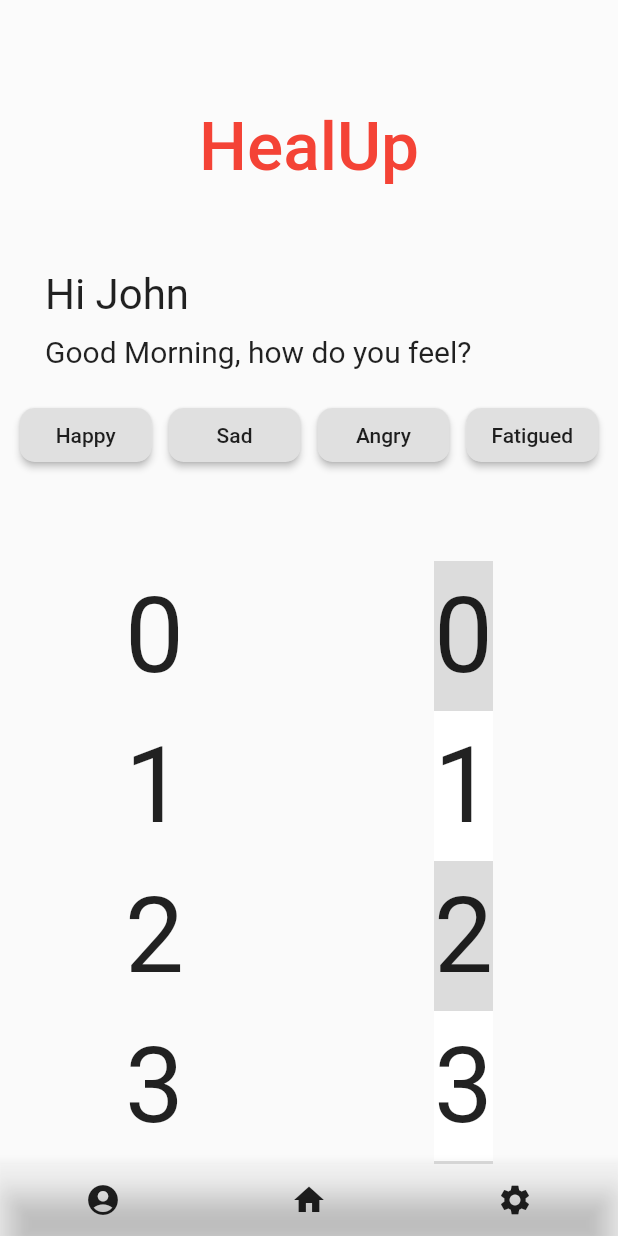
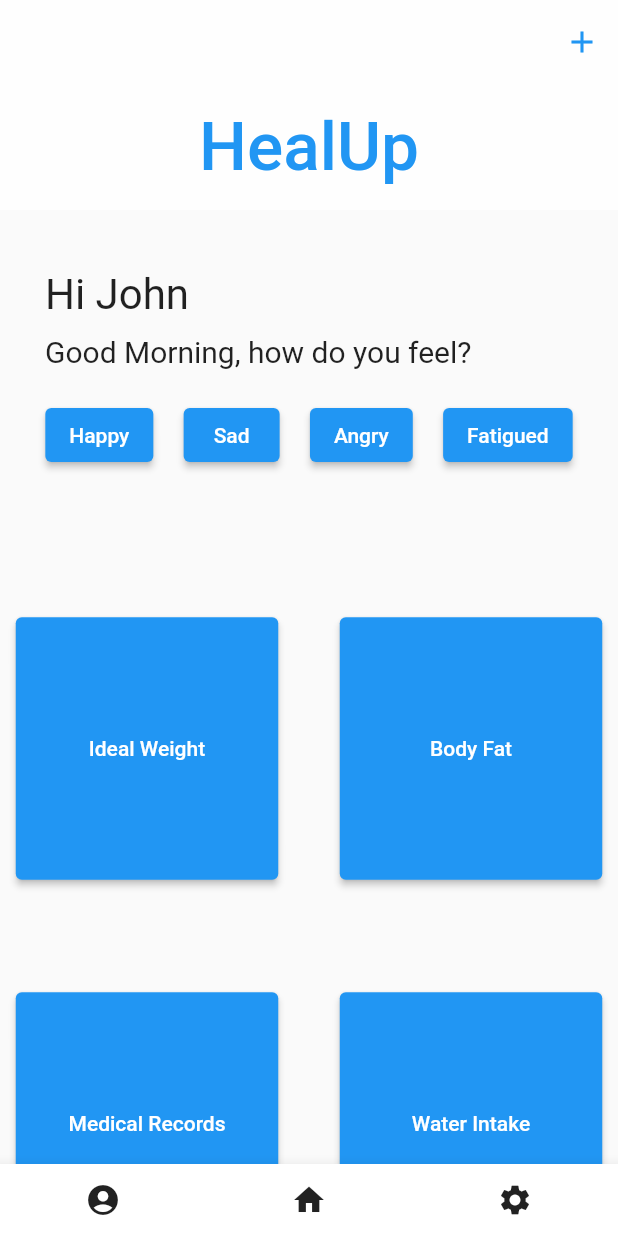
Before and after one commit to abhin-deb02/health_app, a Flutter app: the screen it shows after launch, on a phone screen of 412 x 824 dp. Run offline on Flutter 3.47's test engine with Material 2 defaults, Android fonts, the light colour scheme and no system bars.

Commit message:
Main Page Modified #2

```diff
--- a/lib/main.dart
+++ b/lib/main.dart
@@ -36,14 +36,13 @@ class _MainPageState extends State<MainPage> {
 
   @override
   Widget build(BuildContext context) {
-
     // setting up device width and height variables [for responsiveness]
     double scr_width = MediaQuery.of(context).size.width;
     double scr_height = MediaQuery.of(context).size.height;
 
     return Scaffold(
       bottomNavigationBar: BottomAppBar(
-        color: Colors.white12,
+        color: Colors.white,
         child: Row(
           mainAxisAlignment: MainAxisAlignment.spaceAround,
           children: [
@@ -70,13 +69,20 @@ class _MainPageState extends State<MainPage> {
               snap: _snap,
               floating: _floating,
               expandedHeight: 140.0,
-            backgroundColor: Colors.white12,
-
+              backgroundColor: Colors.white70,
               flexibleSpace: const FlexibleSpaceBar(
-              title: Text('HealUp', style: TextStyle(fontSize: 30, color: Colors.red)),
+                title: Text('HealUp',
+                    style: TextStyle(fontSize: 30, color: Colors.blue)),
                 centerTitle: true,
               ),
+              actions: <Widget>[
+                IconButton(
+                  color: Colors.blue,
+                  icon: const Icon(Icons.add_sharp),
+                  tooltip: 'Add new entry',
+                  onPressed: () {/* ... */},
                 ),
+              ]),
           SliverToBoxAdapter(
             child:
                 //child: Text('Your Favourite health recorder!'),
@@ -85,7 +91,8 @@ class _MainPageState extends State<MainPage> {
 
                 Container(
               child: Padding(
-                    padding: const EdgeInsets.symmetric(horizontal: 10.0, vertical: 40.0),
+                padding: const EdgeInsets.symmetric(
+                    horizontal: 10.0, vertical: 40.0),
                 child: Column(
                   crossAxisAlignment: CrossAxisAlignment.start,
                   children: [
@@ -96,7 +103,8 @@ class _MainPageState extends State<MainPage> {
                         children: [
                           Text("Hi $name", style: TextStyle(fontSize: 28)),
                           SizedBox(height: 10),
-                              Text("Good $day_state, how do you feel?", style: TextStyle(fontSize: 20)),
+                          Text("Good $day_state, how do you feel?",
+                              style: TextStyle(fontSize: 20)),
                           SizedBox(height: 20),
                         ],
                       ),
@@ -104,52 +112,166 @@ class _MainPageState extends State<MainPage> {
                     Row(
                       mainAxisAlignment: MainAxisAlignment.spaceEvenly,
                       children: [
-                            RaisedButton(child: Text("Happy"), onPressed: () {}, shape: RoundedRectangleBorder(borderRadius: BorderRadius.circular(10))),
-                            SizedBox(width: 5),
-                            RaisedButton(child: Text("Sad"), onPressed: () {}, shape: RoundedRectangleBorder(borderRadius: BorderRadius.circular(10))),
-                            SizedBox(width: 5),
-                            RaisedButton(child: Text("Angry"), onPressed: () {}, shape: RoundedRectangleBorder(borderRadius: BorderRadius.circular(10))),
-                            SizedBox(width: 5),
-                            RaisedButton(child: Text("Fatigued"), onPressed: () {}, shape: RoundedRectangleBorder(borderRadius: BorderRadius.circular(10))),
+                        ElevatedButton(
+                          onPressed: () {},
+                          child: Text('Happy'),
+                        ),
+                        ElevatedButton(
+                          onPressed: () {},
+                          child: Text('Sad'),
+                        ),
+                        ElevatedButton(
+                          onPressed: () {},
+                          child: Text('Angry'),
+                        ),
+                        ElevatedButton(
+                          onPressed: () {},
+                          child: Text('Fatigued'),
+                        ),
                       ],
                     ),
-
-                        SizedBox(height: 20),
-
+                    const SizedBox(height: 20),
                   ],
                 ),
               ),
             ),
 
             // end of code
-
-
-
           ),
           SliverList(
             delegate: SliverChildBuilderDelegate(
               (BuildContext context, int index) {
-                return Row(
-                  mainAxisAlignment: MainAxisAlignment.spaceAround,
+                return Column(
                   children: [
-                    Container(
-                      color: index.isOdd ? Colors.blue[40] : Colors.blue[80],
-                      height: 100.0,
-                      child: Center(
-                        child: Text('$index', textScaleFactor: 5),
+                    Row(
+                      mainAxisAlignment: MainAxisAlignment.spaceEvenly,
+                      children: [
+                        SizedBox(
+                          width: 175.0,
+                          height: 175.0,
+                          child: ElevatedButton(
+                            onPressed: () {},
+                            child: Text('Ideal Weight'),
                           ),
                         ),
-                    Container(
-                      color: index.isOdd ? Colors.white : Colors.black12,
-                      height: 100.0,
-                      child: Center(
-                        child: Text('$index', textScaleFactor: 5),
+                        const SizedBox(
+                          width: 20.0,
+                          height: 250.0,
                         ),
+                        SizedBox(
+                          width: 175.0,
+                          height: 175.0,
+                          child: ElevatedButton(
+                            onPressed: () {},
+                            child: Text('Body Fat'),
+                          ),
+                        ),
+                      ],
+                    ),
+                    Row(
+                      mainAxisAlignment: MainAxisAlignment.spaceEvenly,
+                      children: [
+                        SizedBox(
+                          width: 175.0,
+                          height: 175.0,
+                          child: ElevatedButton(
+                            onPressed: () {},
+                            child: Text('Medical Records'),
+                          ),
+                        ),
+                        const SizedBox(
+                          width: 20.0,
+                          height: 250.0,
+                        ),
+                        SizedBox(
+                          width: 175.0,
+                          height: 175.0,
+                          child: ElevatedButton(
+                            onPressed: () {},
+                            child: Text('Water Intake'),
+                          ),
+                        ),
+                      ],
+                    ),
+                    Row(
+                      mainAxisAlignment: MainAxisAlignment.spaceEvenly,
+                      children: [
+                        SizedBox(
+                          width: 175.0,
+                          height: 175.0,
+                          child: ElevatedButton(
+                            onPressed: () {},
+                            child: const Text('Pregnancy due date'),
+                          ),
+                        ),
+                        const SizedBox(
+                          width: 20.0,
+                          height: 250.0,
+                        ),
+                        SizedBox(
+                          width: 175.0,
+                          height: 175.0,
+                          child: ElevatedButton(
+                            onPressed: () {},
+                            child: Text('Mental Health Record'),
+                          ),
+                        ),
+                      ],
+                    ),
+                    Row(
+                      mainAxisAlignment: MainAxisAlignment.spaceEvenly,
+                      children: [
+                        SizedBox(
+                          width: 175.0,
+                          height: 175.0,
+                          child: ElevatedButton(
+                            onPressed: () {},
+                            child: const Text('Calorie Chart'),
+                          ),
+                        ),
+                        const SizedBox(
+                          width: 20.0,
+                          height: 250.0,
+                        ),
+                        SizedBox(
+                          width: 175.0,
+                          height: 175.0,
+                          child: ElevatedButton(
+                            onPressed: () {},
+                            child: const Text('Meditation Timer'),
+                          ),
+                        ),
+                      ],
+                    ),
+                    Row(
+                      mainAxisAlignment: MainAxisAlignment.spaceEvenly,
+                      children: [
+                        SizedBox(
+                          width: 175.0,
+                          height: 175.0,
+                          child: ElevatedButton(
+                            onPressed: () {},
+                            child: const Text('BMI Calculator'),
+                          ),
+                        ),
+                        const SizedBox(
+                          width: 20.0,
+                          height: 250.0,
+                        ),
+                        SizedBox(
+                          width: 175.0,
+                          height: 175.0,
+                          child: ElevatedButton(
+                            onPressed: () {},
+                            child: const Text('Prescription Record'),
+                          ),
+                        ),
+                      ],
                     ),
                   ],
                 );
               },
-              childCount: 20,
+              childCount: 1,
             ),
           ),
         ],
```
Lines whose indentation alone changed are shown as unchanged.
